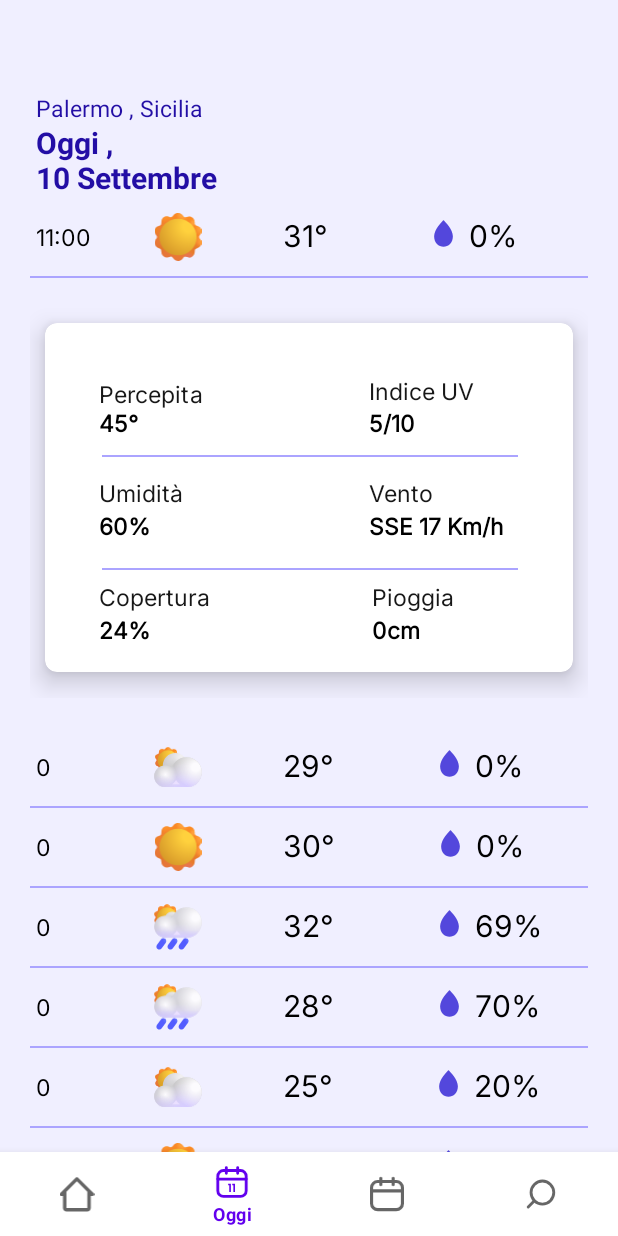
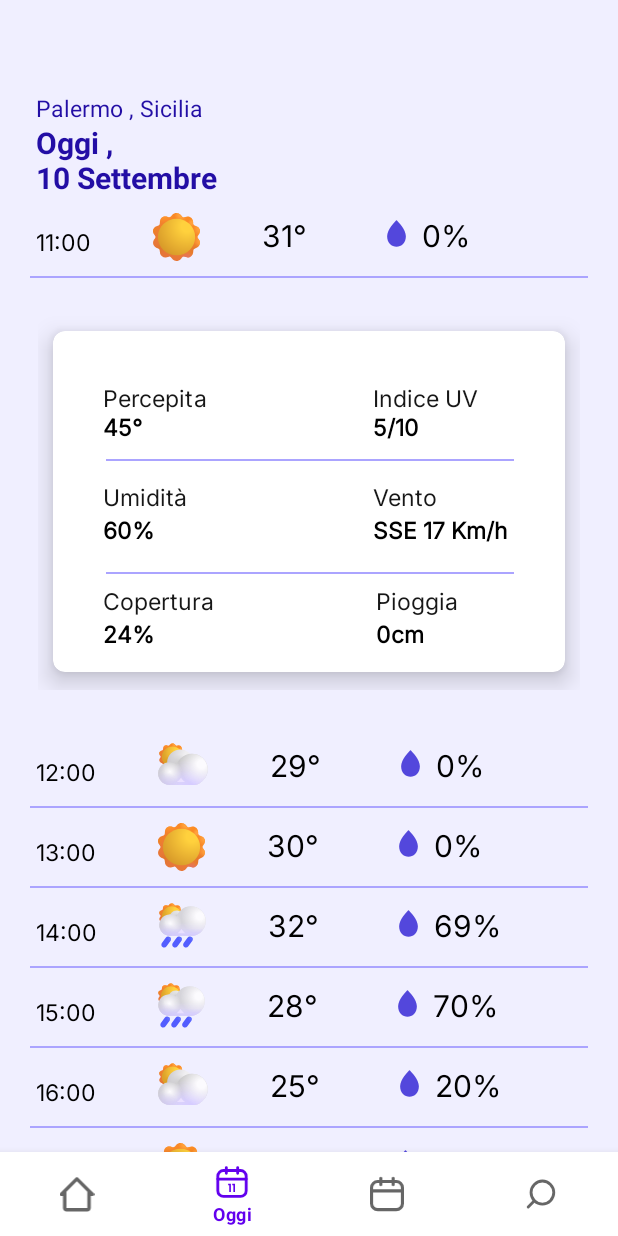
Before and after one commit to develhope/forecast_app_android3_team2, an Android app: the screen it shows after launch (MainActivity), item 2 of the bottom bar chosen, on a phone screen of 412 x 824 dp. Run offline under Robolectric (Android 15) with nearby library versions, the light colour scheme and no system bars.

Commit message:
dimen added

```diff
--- a/app/src/main/java/co/develhope/meteoapp/adapter/SpecificDayAdapter.kt
+++ b/app/src/main/java/co/develhope/meteoapp/adapter/SpecificDayAdapter.kt
@@ -33,7 +33,6 @@ class SpecificDayAdapter ( private val context: Int, private val list: List<Spec
             title.infoDateSpecialDay.text = title.root.context.getString(R.string.today_details, infoTitle.day, infoTitle.date)
         }
     }
-
 
     class CardViewHolder(private val card: SpecificdayCardBinding) :
         RecyclerView.ViewHolder(card.root) {
--- a/app/src/main/res/layout/specificday_card.xml
+++ b/app/src/main/res/layout/specificday_card.xml
@@ -3,8 +3,8 @@
     xmlns:android="http://schemas.android.com/apk/res/android"
     xmlns:app="http://schemas.android.com/apk/res-auto"
     android:layout_width="match_parent"
-    android:layout_height="300dp"
-    android:padding="20dp"
+    android:layout_height="@dimen/height_300_dp"
+    android:padding="@dimen/padding_25_dp"
     android:orientation="horizontal"
 
     >
@@ -12,19 +12,19 @@
         android:id="@+id/card_item"
         android:layout_width="match_parent"
         android:layout_height="wrap_content"
-        android:layout_margin="10dp"
+        android:layout_margin="@dimen/margin_10_dp"
         app:layout_constraintEnd_toEndOf="parent"
         app:layout_constraintTop_toTopOf="parent"
         app:layout_constraintStart_toStartOf="parent"
-        app:cardElevation="10dp"
-        app:cardCornerRadius="8dp"
+        app:cardElevation="@dimen/elevation_10_dp"
+        app:cardCornerRadius="@dimen/corner_radius_8_dp"
         app:cardBackgroundColor="@color/white"
         >
 
         <androidx.constraintlayout.widget.ConstraintLayout
             android:layout_width="match_parent"
             android:layout_height="wrap_content"
-            android:padding="18dp"
+            android:padding="@dimen/padding_15_dp"
 
             >
 
@@ -32,8 +32,8 @@
                 android:id="@+id/sp_percepita"
                 android:layout_width="wrap_content"
                 android:layout_height="wrap_content"
-                android:layout_marginStart="18dp"
-                android:layout_marginTop="18dp"
+                android:layout_marginStart="@dimen/margin_18_dp"
+                android:layout_marginTop="@dimen/margin_18_dp"
                 android:text="@string/sp_percepita"
                 style="@style/body_text"
                 app:layout_constraintStart_toStartOf="parent"
@@ -43,8 +43,8 @@
                 android:id="@+id/sp_indiceUV"
                 android:layout_width="wrap_content"
                 android:layout_height="wrap_content"
-                android:layout_marginStart="198dp"
-                android:layout_marginTop="16dp"
+                android:layout_marginStart="@dimen/margin_198_dp"
+                android:layout_marginTop="@dimen/margin_18_dp"
                 android:text="@string/sp_UV"
                 style="@style/body_text"
                 app:layout_constraintStart_toStartOf="parent"
@@ -54,8 +54,8 @@
                 android:id="@+id/sp_dato_percepita"
                 android:layout_width="wrap_content"
                 android:layout_height="wrap_content"
-                android:layout_marginStart="18dp"
-                android:layout_marginTop="37dp"
+                android:layout_marginStart="@dimen/margin_18_dp"
+                android:layout_marginTop="@dimen/margin_37_dp"
                 android:text="@string/DatoPercepita"
                 style="@style/style_dato"
                 app:layout_constraintStart_toStartOf="parent"
@@ -65,8 +65,8 @@
                 android:id="@+id/sp_dato_uv"
                 android:layout_width="wrap_content"
                 android:layout_height="wrap_content"
-                android:layout_marginStart="198dp"
-                android:layout_marginTop="37dp"
+                android:layout_marginStart="@dimen/margin_198_dp"
+                android:layout_marginTop="@dimen/margin_37_dp"
                 android:text="@string/DatoUv"
                 style="@style/style_dato"
                 app:layout_constraintStart_toStartOf="parent"
@@ -74,10 +74,10 @@
 
             <View
                 android:layout_width="match_parent"
-                android:layout_height="1dp"
-                android:layout_marginStart="20dp"
-                android:layout_marginTop="70dp"
-                android:layout_marginEnd="18.5dp"
+                android:layout_height="@dimen/height_1_dp"
+                android:layout_marginStart="@dimen/margin_20_dp"
+                android:layout_marginTop="@dimen/margin_70_dp"
+                android:layout_marginEnd="@dimen/margin_18.5_dp"
                 android:background="#ABA4FF"
                 app:layout_constraintStart_toStartOf="parent"
                 app:layout_constraintTop_toTopOf="parent" />
@@ -86,8 +86,8 @@
                 android:id="@+id/sp_umidita"
                 android:layout_width="wrap_content"
                 android:layout_height="wrap_content"
-                android:layout_marginStart="18dp"
-                android:layout_marginTop="84dp"
+                android:layout_marginStart="@dimen/margin_18_dp"
+                android:layout_marginTop="@dimen/margin_84_dp"
                 android:text="@string/sp_umidita"
                 style="@style/body_text"
                 app:layout_constraintStart_toStartOf="parent"
@@ -97,8 +97,8 @@
                 android:id="@+id/sp_vento"
                 android:layout_width="wrap_content"
                 android:layout_height="wrap_content"
-                android:layout_marginStart="198dp"
-                android:layout_marginTop="84dp"
+                android:layout_marginStart="@dimen/margin_198_dp"
+                android:layout_marginTop="@dimen/margin_84_dp"
                 android:text="@string/sp_vento"
                 style="@style/body_text"
                 app:layout_constraintStart_toStartOf="parent"
@@ -108,8 +108,8 @@
                 android:id="@+id/sp_dato_umidita"
                 android:layout_width="wrap_content"
                 android:layout_height="wrap_content"
-                android:layout_marginStart="18dp"
-                android:layout_marginTop="106dp"
+                android:layout_marginStart="@dimen/margin_18_dp"
+                android:layout_marginTop="@dimen/margin_106_dp"
                 android:text="@string/DatoUmidita"
                 style="@style/style_dato"
                 app:layout_constraintStart_toStartOf="parent"
@@ -119,8 +119,8 @@
                 android:id="@+id/sp_dato_vento"
                 android:layout_width="wrap_content"
                 android:layout_height="wrap_content"
-                android:layout_marginStart="198dp"
-                android:layout_marginTop="106dp"
+                android:layout_marginStart="@dimen/margin_198_dp"
+                android:layout_marginTop="@dimen/margin_106_dp"
                 android:text="@string/DatoVento"
                 style="@style/style_dato"
                 app:layout_constraintStart_toStartOf="parent"
@@ -128,10 +128,10 @@
 
             <View
                 android:layout_width="match_parent"
-                android:layout_height="1dp"
-                android:layout_marginStart="20dp"
-                android:layout_marginEnd="18.5dp"
-                android:layout_marginBottom="50dp"
+                android:layout_height="@dimen/height_1_dp"
+                android:layout_marginStart="@dimen/margin_20_dp"
+                android:layout_marginEnd="@dimen/margin_18.5_dp"
+                android:layout_marginBottom="@dimen/margin_50_dp"
                 android:background="#ABA4FF"
                 app:layout_constraintBottom_toBottomOf="parent"
                 app:layout_constraintStart_toStartOf="parent" />
@@ -140,8 +140,8 @@
                 android:id="@+id/sp_copertura"
                 android:layout_width="wrap_content"
                 android:layout_height="wrap_content"
-                android:layout_marginStart="18dp"
-                android:layout_marginTop="153dp"
+                android:layout_marginStart="@dimen/margin_18_dp"
+                android:layout_marginTop="@dimen/margin_153_dp"
                 android:text="@string/copertura"
                 style="@style/body_text"
                 app:layout_constraintStart_toStartOf="parent"
@@ -153,8 +153,8 @@
                 android:id="@+id/sp_pioggia"
                 android:layout_width="wrap_content"
                 android:layout_height="wrap_content"
-                android:layout_marginStart="200dp"
-                android:layout_marginTop="153dp"
+                android:layout_marginStart="@dimen/margin_200_dp"
+                android:layout_marginTop="@dimen/margin_153_dp"
                 android:text="@string/pioggia"
                 style="@style/body_text"
                 app:layout_constraintStart_toStartOf="parent"
@@ -164,8 +164,8 @@
                 android:id="@+id/sp_dato_copertura"
                 android:layout_width="wrap_content"
                 android:layout_height="wrap_content"
-                android:layout_marginStart="18dp"
-                android:layout_marginTop="175dp"
+                android:layout_marginStart="@dimen/margin_18_dp"
+                android:layout_marginTop="@dimen/margin_175_dp"
                 android:text="@string/DatoCopertura"
                 app:layout_constraintStart_toStartOf="parent"
                 app:layout_constraintTop_toTopOf="parent"
@@ -175,8 +175,8 @@
                 android:id="@+id/sp_dato_pioggia"
                 android:layout_width="wrap_content"
                 android:layout_height="wrap_content"
-                android:layout_marginStart="200dp"
-                android:layout_marginTop="175dp"
+                android:layout_marginStart="@dimen/margin_200_dp"
+                android:layout_marginTop="@dimen/margin_175_dp"
                 android:text="@string/DatoPioggia"
                 style="@style/style_dato"
                 app:layout_constraintStart_toStartOf="parent"
--- a/app/src/main/res/layout/specificday_hourly.xml
+++ b/app/src/main/res/layout/specificday_hourly.xml
@@ -15,10 +15,10 @@
 
     <TextView
         android:id="@+id/specificDay_time"
-        android:layout_width="37dp"
-        android:layout_height="18dp"
-        android:layout_marginStart="24dp"
-        android:layout_marginTop="18dp"
+        android:layout_width="wrap_content"
+        android:layout_height="wrap_content"
+        android:layout_marginStart="@dimen/margin_24_dp"
+        android:layout_marginTop="@dimen/margin_18_dp"
         android:layout_alignParentStart="true"
         android:layout_alignParentTop="true"
         android:text="@string/time"
@@ -29,10 +29,10 @@
 
     <ImageView
         android:id="@+id/specificday_type"
-        android:layout_width="32dp"
-        android:layout_height="32dp"
-        android:layout_marginStart="41dp"
-        android:layout_marginTop="10dp"
+        android:layout_width="wrap_content"
+        android:layout_height="wrap_content"
+        android:layout_marginStart="@dimen/margin_41.2_dp"
+        android:layout_marginTop="@dimen/margin_10_dp"
         android:contentDescription="@string/type"
         android:src="@drawable/sun"
         android:textAlignment="center"
@@ -45,9 +45,9 @@
         android:id="@+id/specificday_temp"
         android:layout_width="wrap_content"
         android:layout_height="wrap_content"
-        android:layout_marginStart="54dp"
-        android:layout_marginTop="10dp"
-        android:layout_marginBottom="10dp"
+        android:layout_marginStart="@dimen/margin_41.2_dp"
+        android:layout_marginTop="@dimen/margin_10_dp"
+        android:layout_marginBottom="@dimen/margin_10_dp"
         android:text="@string/temp"
         style="@style/id_sp_hourly"
         app:layout_constraintStart_toEndOf="@id/specificday_type"
@@ -61,11 +61,11 @@
         android:layout_height="wrap_content"
         android:layout_alignParentStart="true"
         android:layout_alignParentTop="true"
-        android:layout_marginStart="70dp"
+        android:layout_marginStart="@dimen/margin_52.69_dp"
         android:gravity="top"
-        android:drawablePadding="10dp"
-        android:layout_marginTop="10dp"
-        android:layout_marginBottom="10dp"
+        android:drawablePadding="@dimen/drawablePadding_10_dp"
+        android:layout_marginTop="@dimen/margin_10_dp"
+        android:layout_marginBottom="@dimen/margin_10_dp"
         android:text="@string/umidity"
         style="@style/id_sp_hourly"
         app:layout_constraintStart_toEndOf="@id/specificday_temp"
@@ -74,10 +74,10 @@
 
     <View
         android:layout_width="match_parent"
-        android:layout_height="1dp"
-        android:layout_marginStart="20dp"
-        android:layout_marginTop="14dp"
-        android:layout_marginEnd="20dp"
+        android:layout_height="@dimen/height_1_dp"
+        android:layout_marginStart="@dimen/margin_20_dp"
+        android:layout_marginTop="@dimen/margin_14_dp"
+        android:layout_marginEnd="@dimen/margin_20_dp"
         android:background="#ABA4FF"
         app:layout_constraintTop_toBottomOf="@id/specificday_temp" />
 
--- a/app/src/main/res/layout/specificday_title.xml
+++ b/app/src/main/res/layout/specificday_title.xml
@@ -11,8 +11,8 @@
         android:layout_height="wrap_content"
         android:layout_alignParentStart="true"
         android:layout_alignParentTop="true"
-        android:layout_marginStart="24dp"
-        android:layout_marginTop="61dp"
+        android:layout_marginStart="@dimen/margin_24_dp"
+        android:layout_marginTop="@dimen/margin_61_dp"
         android:gravity="top"
         android:text="@string/city_region"
         style="@style/Title"
@@ -26,8 +26,8 @@
         android:layout_height="wrap_content"
         android:layout_alignParentStart="true"
         android:layout_alignParentTop="true"
-        android:layout_marginStart="24dp"
-        android:layout_marginTop="81dp"
+        android:layout_marginStart="@dimen/margin_24_dp"
+        android:layout_marginTop="@dimen/margin_81_dp"
         android:gravity="top"
         android:text="@string/today_details"
         style="@style/Subtitle"
--- /dev/null
+++ b/app/src/main/res/values/dimen.xml
@@ -0,0 +1,31 @@
+<?xml version="1.0" encoding="utf-8"?>
+<resources>
+    <dimen name="margin_24_dp">24dp</dimen>
+    <dimen name="margin_61_dp">61dp</dimen>
+    <dimen name="margin_81_dp">81dp</dimen>
+    <dimen name="margin_18_dp">18dp</dimen>
+    <dimen name="margin_175_dp">175dp</dimen>
+    <dimen name="margin_198_dp">198dp</dimen>
+    <dimen name="margin_37_dp">37dp</dimen>
+    <dimen name="margin_20_dp">20dp</dimen>
+    <dimen name="margin_70_dp">70dp</dimen>
+    <dimen name="margin_18.5_dp">18.5dp</dimen>
+    <dimen name="margin_84_dp">84dp</dimen>
+    <dimen name="margin_106_dp">106dp</dimen>
+    <dimen name="margin_50_dp">50dp</dimen>
+    <dimen name="margin_153_dp">153dp</dimen>
+    <dimen name="margin_200_dp">200dp</dimen>
+    <dimen name="margin_10_dp">10dp</dimen>
+    <dimen name="elevation_10_dp">10dp</dimen>
+    <dimen name="corner_radius_8_dp">8dp</dimen>
+    <dimen name="height_300_dp">300dp</dimen>
+    <dimen name="padding_25_dp">25dp</dimen>
+    <dimen name="padding_15_dp">15dp</dimen>
+    <dimen name="height_1_dp">1dp</dimen>
+    <dimen name="margin_41.2_dp">41.2dp</dimen>
+    <dimen name="margin_52.69_dp">52.69dp</dimen>
+    <dimen name="drawablePadding_10_dp">10dp</dimen>
+    <dimen name="margin_14_dp">14dp</dimen>
+
+
+</resources>
```
